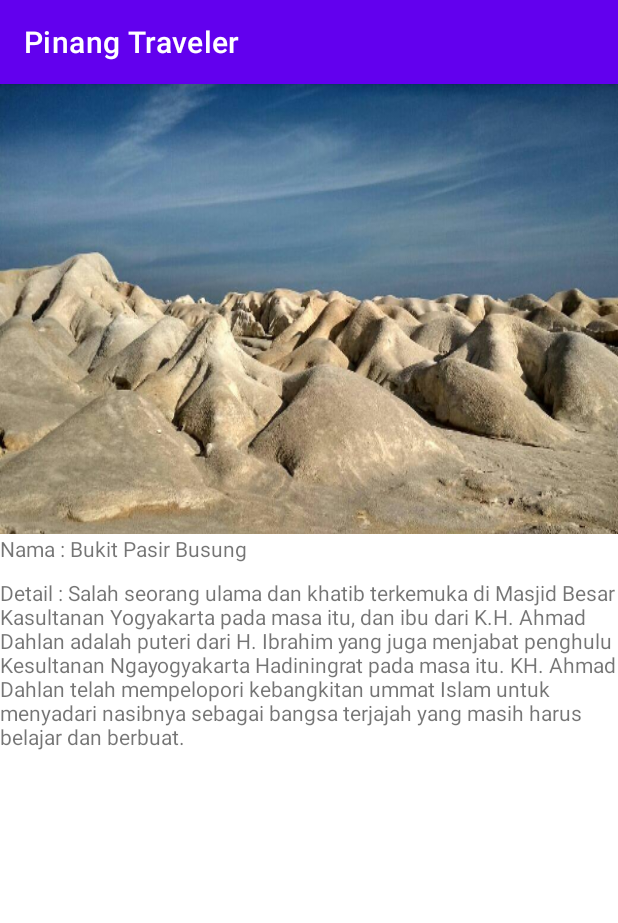
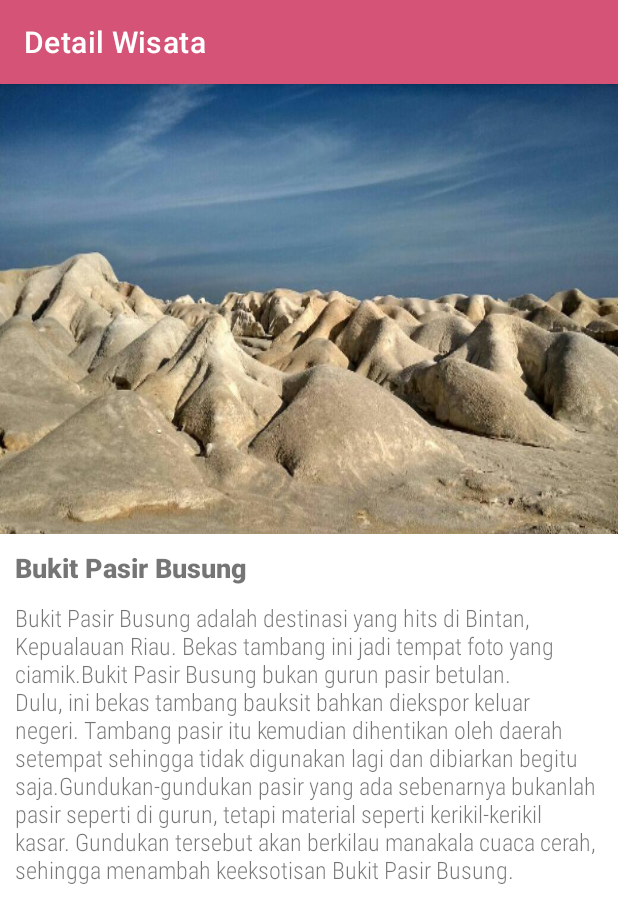
Before and after one commit to Fozimat/WisataPinang, an Android app: the screen it shows after launch (DetailActivity), after a tap on "Bukit Pasir Busung", on a phone screen of 412 x 824 dp. Shown: the top 923 px of the screen. Run offline under Robolectric (Android 15) with nearby library versions, the phone set to English and light mode, and no system bars.

Commit message:
add style

```diff
--- a/app/src/main/java/com/fozimat/wisatapinang/DetailActivity.kt
+++ b/app/src/main/java/com/fozimat/wisatapinang/DetailActivity.kt
@@ -32,7 +32,7 @@ class DetailActivity : AppCompatActivity() {
             .apply(RequestOptions().override(600, 600))
             .into(tvPhoto)
 
-        tvName.text = "Nama : $name"
-        tvDetail.text = "Detail : $detail"
+        tvName.text = name
+        tvDetail.text = detail
     }
 }
--- a/app/src/main/java/com/fozimat/wisatapinang/WisataData.kt
+++ b/app/src/main/java/com/fozimat/wisatapinang/WisataData.kt
@@ -12,16 +12,16 @@ object WisataData {
         "Pantai Trikora",
         "Vihara 1000 Patung")
 
-    private val wisataDetails = arrayOf("Salah seorang ulama dan khatib terkemuka di Masjid Besar Kasultanan Yogyakarta pada masa itu, dan ibu dari K.H. Ahmad Dahlan adalah puteri dari H. Ibrahim yang juga menjabat penghulu Kesultanan Ngayogyakarta Hadiningrat pada masa itu. KH. Ahmad Dahlan telah mempelopori kebangkitan ummat Islam untuk menyadari nasibnya sebagai bangsa terjajah yang masih harus belajar dan berbuat.",
-        "Jenderal TNI Anumerta Ahmad Yani (juga dieja Achmad Yani; lahir di Purworejo, Jawa Tengah, 19 Juni 1922 – meninggal di Lubang Buaya, Jakarta, 1 Oktober 1965 pada umur 43 tahun) adalah komandan Tentara Nasional Indonesia Angkatan Darat, dan dibunuh oleh anggota Gerakan 30 September saat mencoba untuk menculik dia dari rumahnya.",
-        "Sutomo (lahir di Surabaya, Jawa Timur, 3 Oktober 1920 – meninggal di Padang Arafah, Arab Saudi, 7 Oktober 1981 pada umur 61 tahun) lebih dikenal dengan sapaan akrab oleh rakyat sebagai Bung Tomo, adalah pahlawan yang terkenal karena peranannya dalam membangkitkan semangat rakyat untuk melawan kembalinya penjajah Belanda melalui tentara NICA, yang berakhir dengan pertempuran 10 November 1945 yang hingga kini diperingati sebagai Hari Pahlawan.",
-        "Jenderal TNI (Purn.) Gatot Soebroto (lahir di Sumpiuh, Banyumas, Jawa Tengah, 10 Oktober 1907 – meninggal di Jakarta, 11 Juni 1962 pada umur 54 tahun) adalah tokoh perjuangan militer Indonesia dalam merebut kemerdekaan dan juga pahlawan nasional Indonesia. Ia dimakamkan di Ungaran, kabupaten Semarang.",
-        "Raden Mas Soewardi Soerjaningrat (EBI: Suwardi Suryaningrat, sejak 1922 menjadi Ki Hadjar Dewantara, EBI: Ki Hajar Dewantara, beberapa menuliskan bunyi bahasa Jawanya dengan Ki Hajar Dewantoro; lahir di Pakualaman, 2 Mei 1889 – meninggal di Yogyakarta, 26 April 1959 pada umur 69 tahun; selanjutnya disingkat sebagai \"Soewardi\" atau \"KHD\") adalah aktivis pergerakan kemerdekaan Indonesia, kolumnis, politisi, dan pelopor pendidikan bagi kaum pribumi Indonesia dari zaman penjajahan Belanda. Ia adalah pendiri Perguruan Taman Siswa, suatu lembaga pendidikan yang memberikan kesempatan bagi para pribumi untuk bisa memperoleh hak pendidikan seperti halnya para priyayi maupun orang-orang Belanda.",
-        "Dr.(HC) Drs. H. Mohammad Hatta (lahir dengan nama Mohammad Athar, dikenal sebagai Bung Hatta; lahir di Fort de Kock (sekarang Bukittinggi, Sumatera Barat), Hindia Belanda, 12 Agustus 1902 – meninggal di Jakarta, 14 Maret 1980 pada umur 77 tahun) adalah tokoh pejuang, negarawan, ekonom, dan juga Wakil Presiden Indonesia yang pertama. Ia bersama Soekarno memainkan peranan penting untuk memerdekakan bangsa Indonesia dari penjajahan Belanda sekaligus memproklamirkannya pada 17 Agustus 1945. Ia juga pernah menjabat sebagai Perdana Menteri dalam Kabinet Hatta I, Hatta II, dan RIS. Ia mundur dari jabatan wakil presiden pada tahun 1956, karena berselisih dengan Presiden Soekarno. Hatta juga dikenal sebagai Bapak Koperasi Indonesia.",
-        "Jenderal Besar Raden Soedirman (EYD: Sudirman; lahir 24 Januari 1916 – meninggal 29 Januari 1950 pada umur 34 tahun) adalah seorang perwira tinggi Indonesia pada masa Revolusi Nasional Indonesia. Menjadi panglima besar Tentara Nasional Indonesia pertama, ia secara luas terus dihormati di Indonesia. Terlahir dari pasangan rakyat biasa di Purbalingga, Hindia Belanda, Soedirman diadopsi oleh pamannya yang seorang priyayi. Setelah keluarganya pindah ke Cilacap pada tahun 1916, Soedirman tumbuh menjadi seorang siswa rajin; ia sangat aktif dalam kegiatan ekstrakurikuler, termasuk mengikuti program kepanduan yang dijalankan oleh organisasi Islam Muhammadiyah. Saat di sekolah menengah, Soedirman mulai menunjukkan kemampuannya dalam memimpin dan berorganisasi, dan dihormati oleh masyarakat karena ketaatannya pada Islam. Setelah berhenti kuliah keguruan, pada 1936 ia mulai bekerja sebagai seorang guru, dan kemudian menjadi kepala sekolah, di sekolah dasar Muhammadiyah; ia juga aktif dalam kegiatan Muhammadiyah lainnya dan menjadi pemimpin Kelompok Pemuda Muhammadiyah pada tahun 1937. Setelah Jepang menduduki Hindia Belanda pada 1942, Soedirman tetap mengajar. Pada tahun 1944, ia bergabung dengan tentara Pembela Tanah Air (PETA) yang disponsori Jepang, menjabat sebagai komandan batalion di Banyumas. Selama menjabat, Soedirman bersama rekannya sesama prajurit melakukan pemberontakan, namun kemudian diasingkan ke Bogor.",
-        "Dr.(H.C.) Ir. H. Soekarno (ER, EYD: Sukarno, nama lahir: Koesno Sosrodihardjo) (lahir di Surabaya, Jawa Timur, 6 Juni 1901 – meninggal di Jakarta, 21 Juni 1970 pada umur 69 tahun) adalah Presiden pertama Republik Indonesia yang menjabat pada periode 1945–1967. Ia memainkan peranan penting dalam memerdekakan bangsa Indonesia dari penjajahan Belanda. Ia adalah Proklamator Kemerdekaan Indonesia (bersama dengan Mohammad Hatta) yang terjadi pada tanggal 17 Agustus 1945. Soekarno adalah yang pertama kali mencetuskan konsep mengenai Pancasila sebagai dasar negara Indonesia dan ia sendiri yang menamainya.",
-        "Prof. Mr. Dr. Soepomo (Ejaan Soewandi: Supomo; lahir di Sukoharjo, Jawa Tengah, 22 Januari 1903 – meninggal di Jakarta, 12 September 1958 pada umur 55 tahun) adalah seorang pahlawan nasional Indonesia. Soepomo dikenal sebagai arsitek Undang-undang Dasar 1945, bersama dengan Muhammad Yamin dan Soekarno.",
-        "Tan Malaka atau Ibrahim gelar Datuk Sutan Malaka (lahir di Nagari Pandam Gadang, Suliki, Lima Puluh Kota, Sumatera Barat, 2 Juni 1897 – meninggal di Desa Selopanggung, Kediri, Jawa Timur, 21 Februari 1949 pada umur 51 tahun) adalah seorang pembela kemerdekaan Indonesia, tokoh Partai Komunis Indonesia, juga pendiri Partai Murba, dan merupakan salah satu Pahlawan Nasional Indonesia.")
+    private val wisataDetails = arrayOf("Bukit Pasir Busung adalah destinasi yang hits di Bintan, Kepualauan Riau. Bekas tambang ini jadi tempat foto yang ciamik.Bukit Pasir Busung bukan gurun pasir betulan. Dulu, ini bekas tambang bauksit bahkan diekspor keluar negeri. Tambang pasir itu kemudian dihentikan oleh daerah setempat sehingga tidak digunakan lagi dan dibiarkan begitu saja.Gundukan-gundukan pasir yang ada sebenarnya bukanlah pasir seperti di gurun, tetapi material seperti kerikil-kerikil kasar. Gundukan tersebut akan berkilau manakala cuaca cerah, sehingga menambah keeksotisan Bukit Pasir Busung.",
+        "Objek wisata di Bintan selanjutnya ini bisa dibilang cukup membanggakan karena Crystal Lagoon menjadi kolam terbesar di Asia Tenggara yang dirancang bak laguna lengkap dengan tepian pantai yang bisa digunakan untuk bersantai sembari bermain air. Sedangkan pada bagian tengah dari kolam ini menjadi tempat untuk melakukan berbagai olahraga air yang seru seperti Boat Ride, Fly Board, atau Kayak.",
+        "Meskipun bukan sebagai objek wisata, danau biru masih sering dikunjungi oleh wisatawan yang ingin menemukan tempat wisata yang sepi tanpa pengunjung. Pemandangannya indah dengan air kolam berwarna biru muda terang. Di sekelilingnya Anda akan mendapati gumuk pasir berwarna putih bersih. Danau Biru merupakan bekas tambang galian yang penambangannya masih dilakukan hingga sekarang, tidak jauh dari Danau Biru.",
+        "Pulau ini merupakan wisata menarik yang memiliki kisah sejarah begitu beragam. Dinamakan pulau Dompak yang berarti perampok. Mereka bersembunyi disini dulunya pada saat sebelum Kemerdekaan RI. Versi lainnya mengatakan pulau Dompak dulunya telah dihuni oleh etnis Tionghoa lalu menjadi tempat peristirahatan para perompak sehingga dijuluki Pulau Dompak. Pulau Dompak lalu dijadikan kunjungan wisata baik lokal maupun luar kota. Pulau ini juga dijadikan pusat pemerintahan. Pembangunan kota di pulau ini amat pesat. Telah dilakukan pembangunan GOR sehingga warga kini bisa melakukan aktivitas berolahraga.",
+        "Tempat wisata ini merupakan daerah pesisir Tanjung Pinang yang berada di pinggir laut. Jika Anda mengunjungi tempat ini, Anda bisa langsung berhadapan dengan ombak laut Samudera Hindia. Selain menikmati deburan ombak, Anda bisa menikmati matahari terbenam yang indah. Sambil melihat panorama, jangan lupa mencicipi kuliner di pinggiran pantainya. Terdapat berbagai spot foto menarik untuk Anda pecinta fotografi. Disini juga terdapat monument Gonggong Raksasa. Beberapa hal unik dari tempat wisata ini yakni memiliki corak warna kuning pada cangkangnya. Disini, Anda bisa menemukan taman untuk bersantai serta permainan lampu yang asik. Lokasi ini tepat digunakan sebagai tempat swafoto. Bangunan monumen ini terdiri dari 2 lantai. Pada lantai bawah, Anda dapat membeli oleh-oleh khas Tanjung Pinang. Jika berminat, Anda dapat mengujungi monumen ini.",
+        "Masuk dalam jajaran calon situs warisan oleh UNESCO, Pulau Penyengat juga menjadi objek wisata andalah Tanjung Pinang. Terletak di tengah laut, Anda harus menyewa perahu ataupun mengikuti paket tur untuk bisa sampai ke Pulau Penyengat. Disana Anda akan menemukan banyak peninggalan yang berasal dari berbagai pemerintahan yang dulunya berkuasa di Pulau Penyengat, diantaranya Kesultanan Johor, Siak, Lingga, Pahang, hingga Kesultann Riau itu sendiri.",
+        "Pantai favorit yang menjadi objek wisata di Bintan ini selalu ramai dan penuh di akhir pekan dan hari libur. Tidak hanya wisatawan lokal maupun luar daerah, Anda juga akan kerap mendapati turis asing hilir mudik di pantai ini.Di sepanjang pinggiran pantai, Anda akan menemukan berbagai penginapan dan pondok. Bila berkunjung di luar waktu liburan atau pada hari kerja, Anda bisa menikmati beberapa fasilitas disana secara percuma.",
+        "Pulau ini merupakan pulau kecil di Bintan, Riau. Menariknya banyak bangunan rumah diatas air. Disini juga terdapat banyak situs-situs kelenteng yang konon didirikan 300 tahun lalu. Perjalanan menuju Pulau Senggarang hanya 30 menit dari kota Tanjung Pinang. Penduduk pulau ini mayoritas Tionghoa. Disini banyak patung dewa yang biasanya dijadikan sebagai lokasi berziarah para pengunjung. Dulunya, lokasi ini menjadi tempat singgah pertama kali imigran asal China. Maka dari itu, nuansa China begitu kental terasa. Wisata di Pulau Senggareng juga sudah terkenal hingga ke manca negara.",
+        "Pantai yang terkenal karena keindahan alamnya yang eksotis ini juga merupakan objek wisata yang cukup populer di Tanjung Pinang. Seperti umumnya pantai di Belitung, Pantai Trikora memilik pasir putih yang cantik dan sebaran batu-batu granit di pesisirnya. Jangan khawatir tentang fasilitas, Anda bisa menemukan beragam hiburan menarik di pantai ini. Jika ingin menginap atau beristirahat, Anda bisa mampir ke resort maupun pondokkan kecil yang tersebar di sepanjang garis pantai.",
+        "Bintan tidak hanya menyediakan berbagai wisata yang sangat menarik. Namun, di Bintan juga terdapat berbagai rumah-rumah ibadah dari beragam keyakinan di Indonesia. Di Bintan terdapat tempat ibadah yang paling unik yaitu Vihara Ksitigrabha Bodhisattva. Vihara ini lebih dikenal dengan sebutan Vihara Patung 1000 wajah. Disebut sebagai Vihara 1000 wajah, dikarenakan terdapat 500 patung murid Budha. Uniknya lagi setiap patung memiliki ekspresi yang berbeda dengan ukuran normal. Ketika menginjakkan kaki di Vihara ini, Anda akan merasa berada di negeri Tiongkok.Pada setiap patung yang terdapat di vihara ini, pada bagian bawah kakinya tertulis nama-nama mereka dari pahatan. Maka dari itu ketika anda ingin merencanakan datang ke wisata Bintan, pastikan tidak melewatkan vihara 1000 wajah ini. Tentunya Anda bisa mengabadikan setiap momen di Vihara ini, karena terdapat banyak spot foto.")
 
     private val wisataImages = intArrayOf(R.drawable.bukit,
         R.drawable.crystal,
--- a/app/src/main/res/layout/activity_detail.xml
+++ b/app/src/main/res/layout/activity_detail.xml
@@ -1,9 +1,14 @@
 <?xml version="1.0" encoding="utf-8"?>
-<LinearLayout xmlns:android="http://schemas.android.com/apk/res/android"
+<ScrollView xmlns:android="http://schemas.android.com/apk/res/android"
     xmlns:tools="http://schemas.android.com/tools"
     android:layout_width="match_parent"
     android:layout_height="match_parent"
     tools:context=".DetailActivity"
+    android:background="@android:color/white">
+
+    <LinearLayout
+        android:layout_width="match_parent"
+        android:layout_height="wrap_content"
         android:orientation="vertical">
 
     <FrameLayout
@@ -23,12 +28,21 @@
             android:id="@+id/tv_name"
             android:layout_width="match_parent"
             android:layout_height="wrap_content"
-        android:layout_marginBottom="10dp"
-        android:text="Nama" />
+            android:fontFamily="sans-serif-medium"
+            android:padding="10dp"
+            android:text="Nama"
+            android:textSize="18sp"
+            android:textStyle="bold" />
 
         <TextView
             android:id="@+id/tv_detail"
             android:layout_width="match_parent"
             android:layout_height="wrap_content"
-        android:text="Detail" />
+            android:fontFamily="sans-serif-condensed-light"
+            android:paddingLeft="10dp"
+            android:paddingRight="10dp"
+            android:paddingBottom="10dp"
+            android:text="Detail"
+            android:textSize="16sp" />
     </LinearLayout>
+</ScrollView>
--- a/app/src/main/res/values/colors.xml
+++ b/app/src/main/res/values/colors.xml
@@ -8,4 +8,7 @@
     <color name="black">#FF000000</color>
     <color name="white">#FFFFFFFF</color>
     <color name="colorSplash">#c4c9bb</color>
+    <color name="red_200">#d45377</color>
+    <color name="second_200">#5b6d5b</color>
+    <color name="back_200">#e8e3e5</color>
 </resources>
--- a/app/src/main/res/values/themes.xml
+++ b/app/src/main/res/values/themes.xml
@@ -2,8 +2,8 @@
     <!-- Base application theme. -->
     <style name="Theme.WisataPinang" parent="Theme.MaterialComponents.DayNight.DarkActionBar">
         <!-- Primary brand color. -->
-        <item name="colorPrimary">@color/purple_500</item>
-        <item name="colorPrimaryVariant">@color/purple_700</item>
+        <item name="colorPrimary">@color/red_200</item>
+        <item name="colorPrimaryVariant">@color/second_200</item>
         <item name="colorOnPrimary">@color/white</item>
         <!-- Secondary brand color. -->
         <item name="colorSecondary">@color/teal_200</item>
```
Also changed, not shown: app/src/main/AndroidManifest.xml (+7 -3 lines), app/src/main/res/layout/activity_about.xml (+47 -18 lines), app/src/main/res/layout/item_row_wisata.xml (+14 -7 lines). Lines whose indentation alone changed are shown as unchanged.
